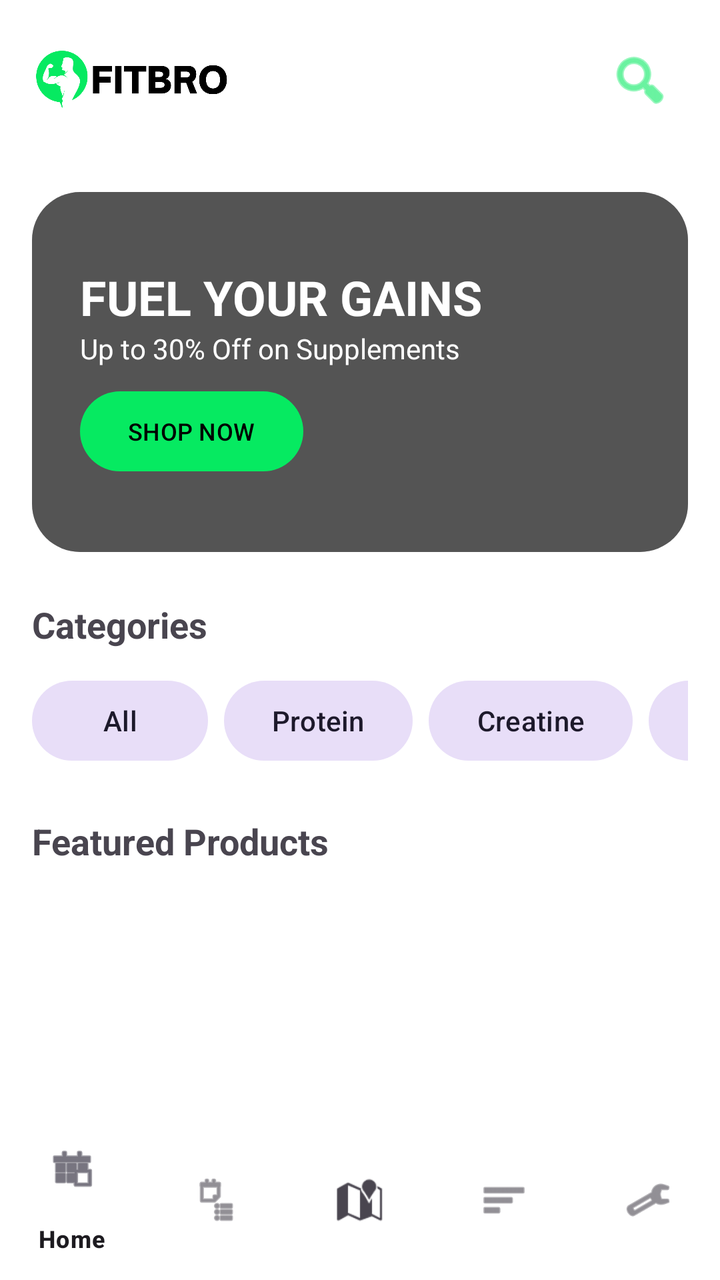
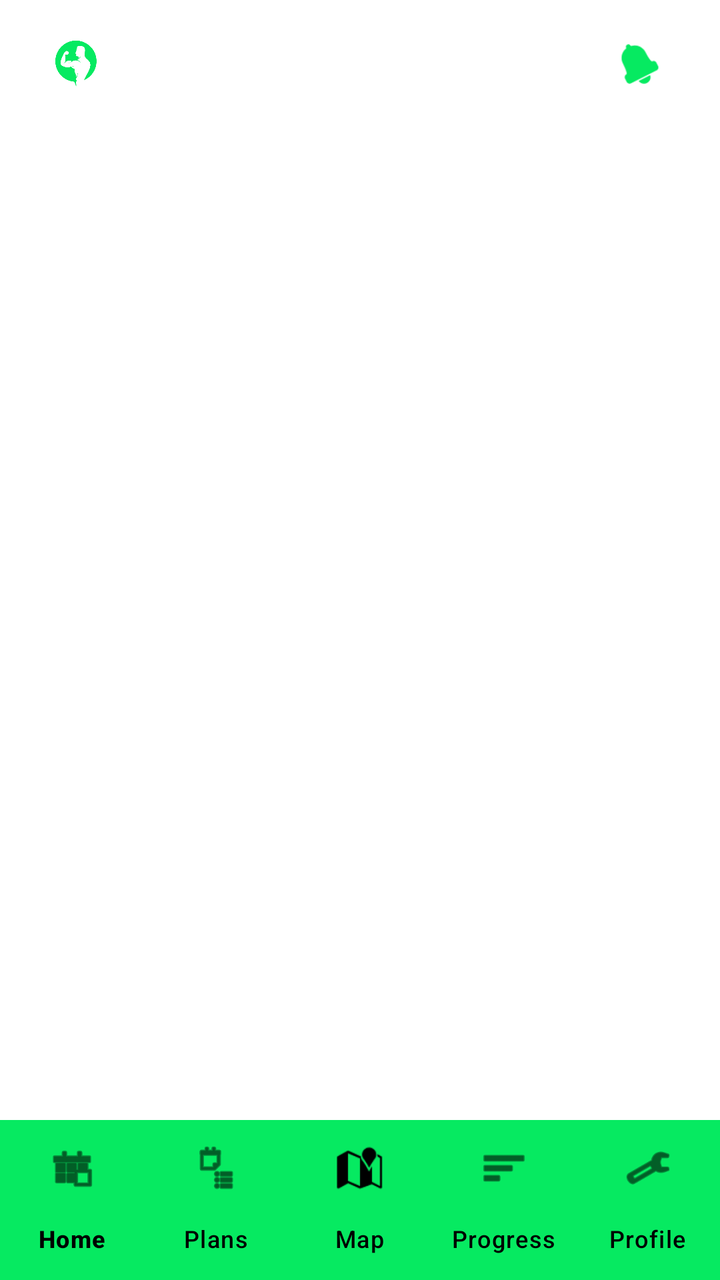

An Android layout rendered at two revisions. The XML below is the earlier revision; the diff shows what the commit changed to produce the second picture.
<!-- AndroidManifest.xml: application theme Theme.FitBro -->
<!-- res/layout/activity_home.xml -->
<?xml version="1.0" encoding="utf-8"?>
<androidx.constraintlayout.widget.ConstraintLayout xmlns:android="http://schemas.android.com/apk/res/android"
    xmlns:app="http://schemas.android.com/apk/res-auto"
    xmlns:tools="http://schemas.android.com/tools"
    android:layout_width="match_parent"
    android:layout_height="match_parent"
    tools:context=".ui.HomeActivity">

    
    <androidx.constraintlayout.widget.ConstraintLayout
        android:id="@+id/topBar"
        android:layout_width="match_parent"
        android:layout_height="wrap_content"
        android:padding="16dp"
        app:layout_constraintTop_toTopOf="parent">

        <ImageView
            android:id="@+id/ivSmallLogo"
            android:layout_width="100dp"
            android:layout_height="40dp"
            android:src="?attr/logoSrc"
            app:layout_constraintBottom_toBottomOf="parent"
            app:layout_constraintStart_toStartOf="parent"
            app:layout_constraintTop_toTopOf="parent" />

        <ImageButton
            android:id="@+id/btnSearch"
            android:layout_width="48dp"
            android:layout_height="48dp"
            android:background="?attr/selectableItemBackgroundBorderless"
            android:src="@android:drawable/ic_menu_search"
            app:layout_constraintBottom_toBottomOf="parent"
            app:layout_constraintEnd_toEndOf="parent"
            app:layout_constraintTop_toTopOf="parent"
            app:tint="?attr/colorPrimary" />

    </androidx.constraintlayout.widget.ConstraintLayout>

    <androidx.core.widget.NestedScrollView
        android:layout_width="match_parent"
        android:layout_height="0dp"
        app:layout_constraintBottom_toTopOf="@id/bottomNavigation"
        app:layout_constraintTop_toBottomOf="@id/topBar">

        <LinearLayout
            android:layout_width="match_parent"
            android:layout_height="wrap_content"
            android:orientation="vertical"
            android:padding="16dp">

            
            <com.google.android.material.card.MaterialCardView
                android:layout_width="match_parent"
                android:layout_height="180dp"
                app:cardCornerRadius="24dp"
                app:cardElevation="0dp"
                app:strokeWidth="0dp">

                <ImageView
                    android:layout_width="match_parent"
                    android:layout_height="match_parent"
                    android:scaleType="centerCrop"
                    android:src="@android:color/darker_gray" />

                <LinearLayout
                    android:layout_width="match_parent"
                    android:layout_height="match_parent"
                    android:background="#80000000"
                    android:gravity="center_vertical"
                    android:orientation="vertical"
                    android:padding="24dp">

                    <TextView
                        android:layout_width="wrap_content"
                        android:layout_height="wrap_content"
                        android:text="FUEL YOUR GAINS"
                        android:textColor="@color/white"
                        android:textSize="24sp"
                        android:textStyle="bold" />

                    <TextView
                        android:layout_width="wrap_content"
                        android:layout_height="wrap_content"
                        android:text="Up to 30% Off on Supplements"
                        android:textColor="@color/white" />

                    <com.google.android.material.button.MaterialButton
                        android:layout_width="wrap_content"
                        android:layout_height="wrap_content"
                        android:layout_marginTop="8dp"
                        android:text="SHOP NOW"
                        android:textSize="12sp" />

                </LinearLayout>
            </com.google.android.material.card.MaterialCardView>

            
            <TextView
                android:layout_width="wrap_content"
                android:layout_height="wrap_content"
                android:layout_marginTop="24dp"
                android:text="Categories"
                android:textSize="18sp"
                android:textStyle="bold" />

            <HorizontalScrollView
                android:layout_width="match_parent"
                android:layout_height="wrap_content"
                android:layout_marginTop="12dp"
                android:scrollbars="none">

                <LinearLayout
                    android:layout_width="wrap_content"
                    android:layout_height="wrap_content"
                    android:orientation="horizontal">

                    <com.google.android.material.button.MaterialButton
                        style="@style/Widget.Material3.Button.TonalButton"
                        android:layout_width="wrap_content"
                        android:layout_height="wrap_content"
                        android:layout_marginEnd="8dp"
                        android:text="All" />

                    <com.google.android.material.button.MaterialButton
                        style="@style/Widget.Material3.Button.TonalButton"
                        android:layout_width="wrap_content"
                        android:layout_height="wrap_content"
                        android:layout_marginEnd="8dp"
                        android:text="Protein" />

                    <com.google.android.material.button.MaterialButton
                        style="@style/Widget.Material3.Button.TonalButton"
                        android:layout_width="wrap_content"
                        android:layout_height="wrap_content"
                        android:layout_marginEnd="8dp"
                        android:text="Creatine" />

                    <com.google.android.material.button.MaterialButton
                        style="@style/Widget.Material3.Button.TonalButton"
                        android:layout_width="wrap_content"
                        android:layout_height="wrap_content"
                        android:layout_marginEnd="8dp"
                        android:text="Pre-Workout" />

                </LinearLayout>
            </HorizontalScrollView>

            <TextView
                android:layout_width="wrap_content"
                android:layout_height="wrap_content"
                android:layout_marginTop="24dp"
                android:text="Featured Products"
                android:textSize="18sp"
                android:textStyle="bold" />

            <androidx.recyclerview.widget.RecyclerView
                android:id="@+id/rvProducts"
                android:layout_width="match_parent"
                android:layout_height="wrap_content"
                android:layout_marginTop="12dp"
                android:nestedScrollingEnabled="false"
                tools:listitem="@layout/item_product" />

        </LinearLayout>
    </androidx.core.widget.NestedScrollView>

    <com.google.android.material.bottomnavigation.BottomNavigationView
        android:id="@+id/bottomNavigation"
        android:layout_width="match_parent"
        android:layout_height="wrap_content"
        android:background="?android:attr/windowBackground"
        app:layout_constraintBottom_toBottomOf="parent"
        app:menu="@menu/bottom_nav_menu" />

</androidx.constraintlayout.widget.ConstraintLayout>
<!-- res/layout/item_product.xml (included above) -->
<?xml version="1.0" encoding="utf-8"?>
<com.google.android.material.card.MaterialCardView xmlns:android="http://schemas.android.com/apk/res/android"
    xmlns:app="http://schemas.android.com/apk/res-auto"
    xmlns:tools="http://schemas.android.com/tools"
    android:layout_width="match_parent"
    android:layout_height="wrap_content"
    android:layout_margin="8dp"
    app:cardCornerRadius="16dp"
    app:cardElevation="2dp"
    app:strokeWidth="0dp">

    <LinearLayout
        android:layout_width="match_parent"
        android:layout_height="wrap_content"
        android:orientation="vertical">

        <ImageView
            android:id="@+id/ivProduct"
            android:layout_width="match_parent"
            android:layout_height="140dp"
            android:scaleType="centerCrop"
            android:src="@android:color/darker_gray" />

        <LinearLayout
            android:layout_width="match_parent"
            android:layout_height="wrap_content"
            android:orientation="vertical"
            android:padding="12dp">

            <TextView
                android:id="@+id/tvProductName"
                android:layout_width="wrap_content"
                android:layout_height="wrap_content"
                android:ellipsize="end"
                android:maxLines="1"
                android:text="Product Name"
                android:textSize="16sp"
                android:textStyle="bold" />

            <TextView
                android:id="@+id/tvCategory"
                android:layout_width="wrap_content"
                android:layout_height="wrap_content"
                android:text="Category"
                android:textColor="?android:attr/textColorSecondary"
                android:textSize="12sp" />

            <androidx.constraintlayout.widget.ConstraintLayout
                android:layout_width="match_parent"
                android:layout_height="wrap_content"
                android:layout_marginTop="8dp">

                <TextView
                    android:id="@+id/tvPrice"
                    android:layout_width="wrap_content"
                    android:layout_height="wrap_content"
                    android:text="$99.99"
                    android:textColor="?attr/colorPrimary"
                    android:textSize="16sp"
                    android:textStyle="bold"
                    app:layout_constraintBottom_toBottomOf="parent"
                    app:layout_constraintStart_toStartOf="parent"
                    app:layout_constraintTop_toTopOf="parent" />

                <com.google.android.material.button.MaterialButton
                    android:id="@+id/btnAdd"
                    style="@style/Widget.Material3.Button.IconButton.Filled.Tonal"
                    android:layout_width="32dp"
                    android:layout_height="32dp"
                    android:padding="0dp"
                    app:icon="@android:drawable/ic_input_add"
                    app:iconSize="16dp"
                    app:layout_constraintBottom_toBottomOf="parent"
                    app:layout_constraintEnd_toEndOf="parent"
                    app:layout_constraintTop_toTopOf="parent" />

            </androidx.constraintlayout.widget.ConstraintLayout>

        </LinearLayout>
    </LinearLayout>

</com.google.android.material.card.MaterialCardView>
<!-- resources referenced by this layout -->
<resources>
  <color name="white">#FFFFFF</color>
  <style name="Theme.FitBro" parent="Theme.Material3.DayNight.NoActionBar">
          
          <item name="colorPrimary">@color/electric_green</item>
          <item name="colorOnPrimary">@color/black</item>
          <item name="colorPrimaryContainer">@color/electric_green_variant</item>
          <item name="colorOnPrimaryContainer">@color/black</item>
  
          
          <item name="colorSecondary">@color/electric_green</item>
          <item name="colorOnSecondary">@color/black</item>
  
          
          <item name="android:statusBarColor">@color/white</item>
          <item name="android:windowLightStatusBar">true</item>
          
          
          <item name="android:windowBackground">@color/white</item>
          
          
          <item name="logoSrc">@drawable/logo_light</item>
  
          
          <item name="materialButtonStyle">@style/Widget.FitBro.Button</item>
          <item name="textInputStyle">@style/Widget.FitBro.TextInputLayout</item>
      </style>
  <color name="electric_green">#06ea61</color>
  <color name="black">#000000</color>
  <color name="electric_green_variant">#05d458</color>
  <!-- drawable logo_light: png bitmap (drawable, 22002 bytes) -->
  <style name="Widget.FitBro.Button" parent="Widget.Material3.Button">
          <item name="cornerRadius">28dp</item>
      </style>
  <style name="Widget.FitBro.TextInputLayout" parent="Widget.Material3.TextInputLayout.OutlinedBox">
          <item name="boxCornerRadiusTopStart">28dp</item>
          <item name="boxCornerRadiusTopEnd">28dp</item>
          <item name="boxCornerRadiusBottomStart">28dp</item>
          <item name="boxCornerRadiusBottomEnd">28dp</item>
      </style>
</resources>

<!-- the commit's change to res/layout/activity_home.xml (unified diff, before → after) -->
@@ -4,255 +4,56 @@
     xmlns:tools="http://schemas.android.com/tools"
     android:layout_width="match_parent"
     android:layout_height="match_parent"
+    android:background="?android:attr/windowBackground"
     tools:context=".ui.HomeActivity">
 
     
     <androidx.constraintlayout.widget.ConstraintLayout
         android:id="@+id/topBar"
         android:layout_width="match_parent"
-        android:layout_height="wrap_content"
-        android:padding="16dp"
+        android:layout_height="?attr/actionBarSize"
+        android:paddingHorizontal="16dp"
         app:layout_constraintTop_toTopOf="parent">
 
         <ImageView
             android:id="@+id/ivSmallLogo"
             android:layout_width="100dp"
-            android:layout_height="40dp"
-            android:src="?attr/logoSrc"
+            android:layout_height="32dp"
+            android:src="@drawable/logo_dark"
             app:layout_constraintBottom_toBottomOf="parent"
             app:layout_constraintStart_toStartOf="parent"
             app:layout_constraintTop_toTopOf="parent" />
 
-        <ImageButton
-            android:id="@+id/btnSearch"
-            android:layout_width="48dp"
-            android:layout_height="48dp"
-            android:background="?attr/selectableItemBackgroundBorderless"
-            android:src="@android:drawable/ic_menu_search"
+        <com.google.android.material.button.MaterialButton
+            android:id="@+id/btnNotification"
+            style="@style/Widget.Material3.Button.IconButton"
+            android:layout_width="wrap_content"
+            android:layout_height="wrap_content"
+            app:icon="@android:drawable/ic_popup_reminder"
             app:layout_constraintBottom_toBottomOf="parent"
             app:layout_constraintEnd_toEndOf="parent"
-            app:layout_constraintTop_toTopOf="parent"
-            app:tint="?attr/colorPrimary" />
+            app:layout_constraintTop_toTopOf="parent" />
 
     </androidx.constraintlayout.widget.ConstraintLayout>
 
-    <androidx.core.widget.NestedScrollView
+    <FrameLayout
+        android:id="@+id/nav_host_fragment"
         android:layout_width="match_parent"
         android:layout_height="0dp"
         app:layout_constraintBottom_toTopOf="@id/bottomNavigation"
-        app:layout_constraintTop_toBottomOf="@id/topBar">
-
-        <LinearLayout
-            android:layout_width="match_parent"
-            android:layout_height="wrap_content"
-            android:orientation="vertical"
-            android:padding="16dp">
-
-            
-            <com.google.android.material.card.MaterialCardView
-                android:layout_width="match_parent"
-                android:layout_height="180dp"
-                app:cardCornerRadius="24dp"
-                app:cardElevation="0dp"
-                app:strokeWidth="0dp">
-
-                <ImageView
-                    android:layout_width="match_parent"
-                    android:layout_height="match_parent"
-                    android:scaleType="centerCrop"
-                    android:src="@android:color/darker_gray" />
-
-                <LinearLayout
-                    android:layout_width="match_parent"
-                    android:layout_height="match_parent"
-                    android:background="#80000000"
-                    android:gravity="center_vertical"
-                    android:orientation="vertical"
-                    android:padding="24dp">
-
-                    <TextView
-                        android:layout_width="wrap_content"
-                        android:layout_height="wrap_content"
-                        android:text="FUEL YOUR GAINS"
-                        android:textColor="@color/white"
-                        android:textSize="24sp"
-                        android:textStyle="bold" />
-
-                    <TextView
-                        android:layout_width="wrap_content"
-                        android:layout_height="wrap_content"
-                        android:text="Up to 30% Off on Supplements"
-                        android:textColor="@color/white" />
-
-                    <com.google.android.material.button.MaterialButton
-                        android:layout_width="wrap_content"
-                        android:layout_height="wrap_content"
-                        android:layout_marginTop="8dp"
-                        android:text="SHOP NOW"
-                        android:textSize="12sp" />
-
-                </LinearLayout>
-            </com.google.android.material.card.MaterialCardView>
-
-            
-            <TextView
-                android:layout_width="wrap_content"
-                android:layout_height="wrap_content"
-                android:layout_marginTop="24dp"
-                android:text="Categories"
-                android:textSize="18sp"
-                android:textStyle="bold" />
-
-            <HorizontalScrollView
-                android:layout_width="match_parent"
-                android:layout_height="wrap_content"
-                android:layout_marginTop="12dp"
-                android:scrollbars="none">
-
-                <LinearLayout
-                    android:layout_width="wrap_content"
-                    android:layout_height="wrap_content"
-                    android:orientation="horizontal">
-
-                    <com.google.android.material.button.MaterialButton
-                        style="@style/Widget.Material3.Button.TonalButton"
-                        android:layout_width="wrap_content"
-                        android:layout_height="wrap_content"
-                        android:layout_marginEnd="8dp"
-                        android:text="All" />
-
-                    <com.google.android.material.button.MaterialButton
-                        style="@style/Widget.Material3.Button.TonalButton"
-                        android:layout_width="wrap_content"
-                        android:layout_height="wrap_content"
-                        android:layout_marginEnd="8dp"
-                        android:text="Protein" />
-
-                    <com.google.android.material.button.MaterialButton
-                        style="@style/Widget.Material3.Button.TonalButton"
-                        android:layout_width="wrap_content"
-                        android:layout_height="wrap_content"
-                        android:layout_marginEnd="8dp"
-                        android:text="Creatine" />
-
-                    <com.google.android.material.button.MaterialButton
-                        style="@style/Widget.Material3.Button.TonalButton"
-                        android:layout_width="wrap_content"
-                        android:layout_height="wrap_content"
-                        android:layout_marginEnd="8dp"
-                        android:text="Pre-Workout" />
-
-                </LinearLayout>
-            </HorizontalScrollView>
-
-            <TextView
-                android:layout_width="wrap_content"
-                android:layout_height="wrap_content"
-                android:layout_marginTop="24dp"
-                android:text="Featured Products"
-                android:textSize="18sp"
-                android:textStyle="bold" />
-
-            <androidx.recyclerview.widget.RecyclerView
-                android:id="@+id/rvProducts"
-                android:layout_width="match_parent"
-                android:layout_height="wrap_content"
-                android:layout_marginTop="12dp"
-                android:nestedScrollingEnabled="false"
-                tools:listitem="@layout/item_product" />
-
-        </LinearLayout>
-    </androidx.core.widget.NestedScrollView>
+        app:layout_constraintTop_toBottomOf="@id/topBar" />
 
     <com.google.android.material.bottomnavigation.BottomNavigationView
         android:id="@+id/bottomNavigation"
         android:layout_width="match_parent"
         android:layout_height="wrap_content"
-        android:background="?android:attr/windowBackground"
+        android:background="@color/electric_green"
+        app:backgroundTint="@color/electric_green"
+        app:itemIconTint="@color/black"
+        app:itemTextColor="@color/black"
+        app:elevation="8dp"
         app:layout_constraintBottom_toBottomOf="parent"
-        app:menu="@menu/bottom_nav_menu" />
+        app:menu="@menu/bottom_nav_menu"
+        app:labelVisibilityMode="labeled" />
 
 </androidx.constraintlayout.widget.ConstraintLayout>
-<!-- res/layout/item_product.xml (included above) -->
-<?xml version="1.0" encoding="utf-8"?>
-<com.google.android.material.card.MaterialCardView xmlns:android="http://schemas.android.com/apk/res/android"
-    xmlns:app="http://schemas.android.com/apk/res-auto"
-    xmlns:tools="http://schemas.android.com/tools"
-    android:layout_width="match_parent"
-    android:layout_height="wrap_content"
-    android:layout_margin="8dp"
-    app:cardCornerRadius="16dp"
-    app:cardElevation="2dp"
-    app:strokeWidth="0dp">
-
-    <LinearLayout
-        android:layout_width="match_parent"
-        android:layout_height="wrap_content"
-        android:orientation="vertical">
-
-        <ImageView
-            android:id="@+id/ivProduct"
-            android:layout_width="match_parent"
-            android:layout_height="140dp"
-            android:scaleType="centerCrop"
-            android:src="@android:color/darker_gray" />
-
-        <LinearLayout
-            android:layout_width="match_parent"
-            android:layout_height="wrap_content"
-            android:orientation="vertical"
-            android:padding="12dp">
-
-            <TextView
-                android:id="@+id/tvProductName"
-                android:layout_width="wrap_content"
-                android:layout_height="wrap_content"
-                android:ellipsize="end"
-                android:maxLines="1"
-                android:text="Product Name"
-                android:textSize="16sp"
-                android:textStyle="bold" />
-
-            <TextView
-                android:id="@+id/tvCategory"
-                android:layout_width="wrap_content"
-                android:layout_height="wrap_content"
-                android:text="Category"
-                android:textColor="?android:attr/textColorSecondary"
-                android:textSize="12sp" />
-
-            <androidx.constraintlayout.widget.ConstraintLayout
-                android:layout_width="match_parent"
-                android:layout_height="wrap_content"
-                android:layout_marginTop="8dp">
-
-                <TextView
-                    android:id="@+id/tvPrice"
-                    android:layout_width="wrap_content"
-                    android:layout_height="wrap_content"
-                    android:text="$99.99"
-                    android:textColor="?attr/colorPrimary"
-                    android:textSize="16sp"
-                    android:textStyle="bold"
-                    app:layout_constraintBottom_toBottomOf="parent"
-                    app:layout_constraintStart_toStartOf="parent"
-                    app:layout_constraintTop_toTopOf="parent" />
-
-                <com.google.android.material.button.MaterialButton
-                    android:id="@+id/btnAdd"
-                    style="@style/Widget.Material3.Button.IconButton.Filled.Tonal"
-                    android:layout_width="32dp"
-                    android:layout_height="32dp"
-                    android:padding="0dp"
-                    app:icon="@android:drawable/ic_input_add"
-                    app:iconSize="16dp"
-                    app:layout_constraintBottom_toBottomOf="parent"
-                    app:layout_constraintEnd_toEndOf="parent"
-                    app:layout_constraintTop_toTopOf="parent" />
-
-            </androidx.constraintlayout.widget.ConstraintLayout>
-
-        </LinearLayout>
-    </LinearLayout>
-
-</com.google.android.material.card.MaterialCardView>
<!-- resource entries referenced after the edit -->
@@ -27,6 +27,7 @@
           <item name="textInputStyle">@style/Widget.FitBro.TextInputLayout</item>
       </style>
   <color name="electric_green">#06ea61</color>
+  <!-- drawable logo_dark: png bitmap (drawable, 22027 bytes) -->
   <color name="black">#000000</color>
   <color name="electric_green_variant">#05d458</color>
   <!-- drawable logo_light: png bitmap (drawable, 22002 bytes) -->
